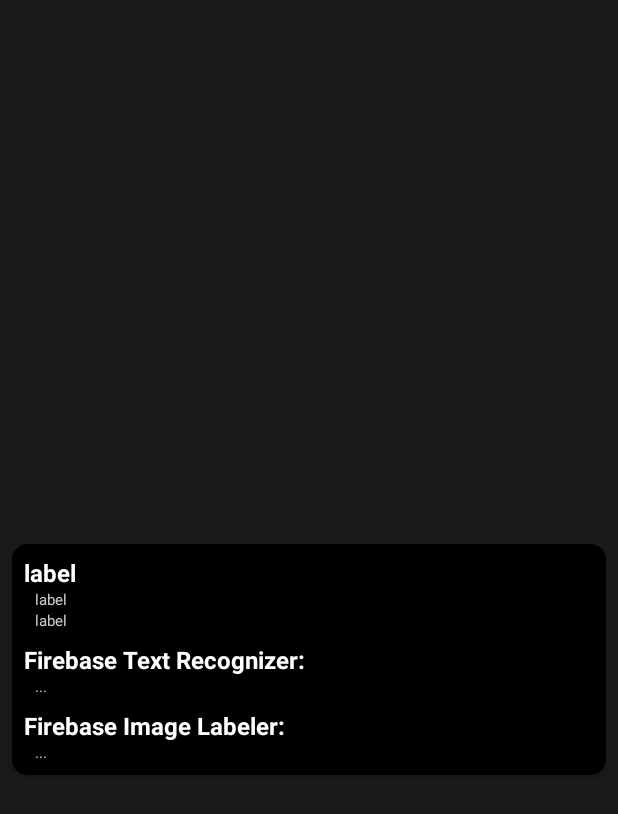
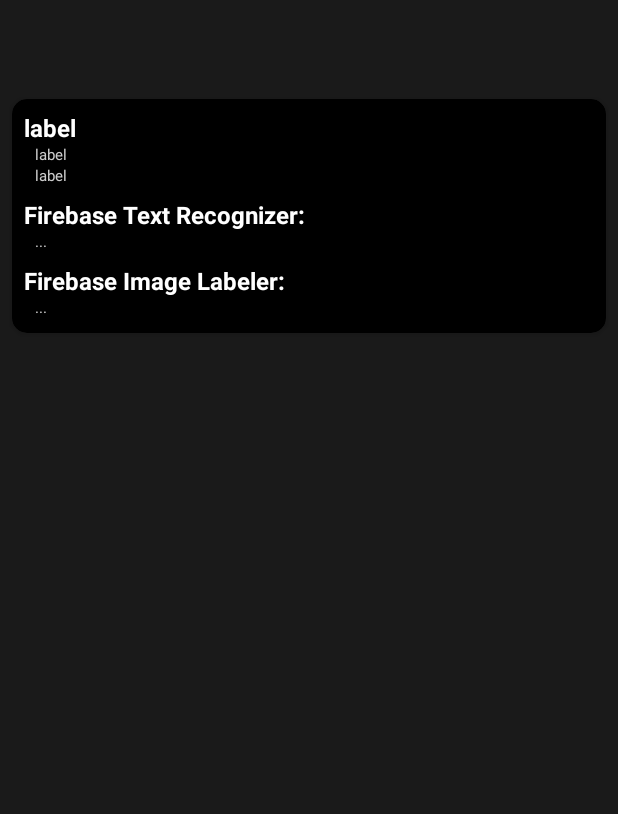
Before and after one commit to pablo-campos/flickr-sample, an Android app: the DetailsActivity screen opened directly, with no data from a screen before it, on a phone screen of 412 x 824 dp. Shown: the top 814 px of the screen. Run offline under Robolectric (Android 15) with nearby library versions, the phone set to English and light mode, and no system bars; libraries missing offline, so code that uses them is left out: androidx.palette.graphics, org.apache.commons; pictures from the network do not load; 6 statements that could not run were skipped.

Commit message:
Update: layout enhancement.

```diff
--- a/flickr/src/main/res/layout/activity_details.xml
+++ b/flickr/src/main/res/layout/activity_details.xml
@@ -11,33 +11,32 @@
 
 	<androidx.appcompat.widget.Toolbar
 		android:id="@+id/toolbar"
+		android:layout_width="match_parent"
+		android:layout_height="wrap_content"
 		android:layout_alignParentTop="true"
-		android:minHeight="?attr/actionBarSize"
-		android:layout_width="match_parent"
-		android:layout_height="wrap_content"/>
+		android:minHeight="?attr/actionBarSize"/>
 
-	<RelativeLayout
-		android:layout_below="@id/toolbar"
+	<ScrollView
 		android:layout_width="match_parent"
 		android:layout_height="match_parent"
+		android:layout_below="@id/toolbar"
 		android:animateLayoutChanges="true">
 
 		<androidx.cardview.widget.CardView
 			android:id="@+id/card_view"
-			android:background="#000000"
-			android:layout_centerVertical="true"
-			android:transitionName="feed_image"
 			android:layout_width="match_parent"
 			android:layout_height="wrap_content"
+			android:layout_marginStart="@dimen/medium_margin"
+			android:layout_marginTop="@dimen/large_margin"
+			android:layout_marginEnd="@dimen/medium_margin"
+			android:layout_marginBottom="@dimen/large_margin"
+			android:animateLayoutChanges="true"
+			android:background="#000000"
+			android:foreground="?android:attr/selectableItemBackground"
+			android:transitionName="feed_image"
+			app:cardBackgroundColor="@android:color/black"
 			app:cardCornerRadius="@dimen/card_radius"
-			android:layout_marginTop="@dimen/large_margin"
-			android:layout_marginBottom="@dimen/large_margin"
-			android:layout_marginStart="@dimen/medium_margin"
-			android:layout_marginEnd="@dimen/medium_margin"
-			android:foreground="?android:attr/selectableItemBackground"
-			app:cardPreventCornerOverlap="false"
-			app:cardBackgroundColor="@android:color/black"
-			android:animateLayoutChanges="true">
+			app:cardPreventCornerOverlap="false">
 
 			<RelativeLayout
 				android:layout_width="match_parent"
@@ -46,130 +45,124 @@
 
 				<ImageView
 					android:id="@+id/feed_image"
-					android:background="#000000"
 					android:layout_width="match_parent"
 					android:layout_height="wrap_content"
-					android:scaleType="fitXY"
 					android:adjustViewBounds="true"
-					android:animateLayoutChanges="false"/>
+					android:animateLayoutChanges="false"
+					android:background="#000000"
+					android:scaleType="fitXY"/>
 
-				<LinearLayout
-					android:layout_alignBottom="@id/feed_image"
+				<TextView
+					android:id="@+id/feed_title"
 					android:layout_width="match_parent"
 					android:layout_height="wrap_content"
+					android:layout_alignBottom="@id/feed_image"
 					android:background="@drawable/gradient_background"
-					android:padding="@dimen/large_margin">
-
-					<TextView
-						android:id="@+id/feed_title"
-						android:layout_width="wrap_content"
-						android:layout_height="wrap_content"
-						android:textSize="@dimen/large_font_size"
-						tools:text="Label"
-						android:textStyle="bold"
-						android:textColor="@color/feed_title_text_color"/>
-
-				</LinearLayout>
+					android:padding="@dimen/large_margin"
+					android:textColor="@color/feed_title_text_color"
+					android:textSize="@dimen/large_font_size"
+					android:textStyle="bold"
+					tools:text="Label"/>
 
 				<ScrollView
-					android:layout_below="@id/feed_image"
 					android:layout_width="match_parent"
 					android:layout_height="wrap_content"
+					android:layout_below="@id/feed_image"
 					android:animateLayoutChanges="true">
 
 					<LinearLayout
 						android:layout_width="match_parent"
 						android:layout_height="wrap_content"
+						android:animateLayoutChanges="true"
+						android:orientation="vertical"
 						android:paddingTop="@dimen/medium_margin"
-						android:paddingBottom="@dimen/medium_margin"
-						android:orientation="vertical"
-						android:animateLayoutChanges="true">
+						android:paddingBottom="@dimen/large_margin">
 
 						<TextView
 							android:id="@+id/feed_author"
 							android:layout_width="wrap_content"
 							android:layout_height="wrap_content"
-							android:textSize="@dimen/medium_font_size"
 							android:layout_marginStart="@dimen/medium_margin"
 							android:layout_marginEnd="@dimen/medium_margin"
+							android:text="label"
 							android:textColor="@color/feed_title_text_color"
-							android:textStyle="bold"
-							android:text="label"/>
+							android:textSize="@dimen/medium_font_size"
+							android:textStyle="bold"/>
 
 						<TextView
 							android:id="@+id/feed_date_taken"
 							android:layout_width="wrap_content"
 							android:layout_height="wrap_content"
-							android:textSize="@dimen/xsmall_font_size"
 							android:layout_marginStart="@dimen/xlarge_margin"
 							android:layout_marginEnd="@dimen/medium_margin"
+							android:text="label"
 							android:textColor="@color/feed_title_text_color"
-							android:text="label"/>
+							android:textSize="@dimen/xsmall_font_size"/>
 
 						<TextView
 							android:id="@+id/feed_date_published"
 							android:layout_width="wrap_content"
 							android:layout_height="wrap_content"
-							android:textSize="@dimen/xsmall_font_size"
 							android:layout_marginStart="@dimen/xlarge_margin"
 							android:layout_marginEnd="@dimen/medium_margin"
+							android:text="label"
 							android:textColor="@color/feed_title_text_color"
-							android:text="label"/>
+							android:textSize="@dimen/xsmall_font_size"/>
 
 						<TextView
 							android:id="@+id/firebase_text_recognizer"
 							android:layout_width="wrap_content"
 							android:layout_height="wrap_content"
+							android:layout_marginStart="@dimen/medium_margin"
+							android:layout_marginTop="@dimen/medium_margin"
+							android:layout_marginEnd="@dimen/medium_margin"
+							android:text="..."
+							android:textColor="@color/feed_title_text_color"
 							android:textSize="@dimen/medium_font_size"
-							android:layout_marginTop="@dimen/medium_margin"
-							android:layout_marginStart="@dimen/medium_margin"
-							android:layout_marginEnd="@dimen/medium_margin"
-							android:textColor="@color/feed_title_text_color"
-							android:textStyle="bold"
-							android:text="..."/>
+							android:textStyle="bold"/>
 
 						<TextView
 							android:id="@+id/firebase_text_recognizer_value"
 							android:layout_width="wrap_content"
 							android:layout_height="wrap_content"
-							android:textSize="@dimen/xsmall_font_size"
 							android:layout_marginStart="@dimen/xlarge_margin"
 							android:layout_marginEnd="@dimen/medium_margin"
+							android:text="..."
 							android:textColor="@color/feed_title_text_color"
-							android:text="..."/>
+							android:textSize="@dimen/xsmall_font_size"/>
 
 						<TextView
 							android:id="@+id/firebase_label_image"
 							android:layout_width="wrap_content"
 							android:layout_height="wrap_content"
+							android:layout_marginStart="@dimen/medium_margin"
+							android:layout_marginTop="@dimen/medium_margin"
+							android:layout_marginEnd="@dimen/medium_margin"
+							android:text="..."
+							android:textColor="@color/feed_title_text_color"
 							android:textSize="@dimen/medium_font_size"
-							android:layout_marginTop="@dimen/medium_margin"
-							android:layout_marginStart="@dimen/medium_margin"
-							android:layout_marginEnd="@dimen/medium_margin"
-							android:textColor="@color/feed_title_text_color"
-							android:textStyle="bold"
-							android:text="..."/>
+							android:textStyle="bold"/>
 
 						<TextView
 							android:id="@+id/firebase_label_image_value"
 							android:layout_width="wrap_content"
 							android:layout_height="wrap_content"
-							android:textSize="@dimen/xsmall_font_size"
 							android:layout_marginStart="@dimen/xlarge_margin"
 							android:layout_marginEnd="@dimen/medium_margin"
+							android:text="..."
 							android:textColor="@color/feed_title_text_color"
-							android:text="..."/>
+							android:textSize="@dimen/xsmall_font_size"/>
 
 						<TextView
 							android:id="@+id/feed_tags_label"
-							android:textSize="@dimen/medium_font_size"
 							android:layout_width="wrap_content"
 							android:layout_height="wrap_content"
-							android:textColor="@color/feed_title_text_color"
 							android:layout_margin="@dimen/medium_margin"
 							android:layout_marginBottom="0dp"
-							android:textStyle="bold"
-							android:text="label"/>
+							android:text="label"
+							android:textColor="@color/feed_title_text_color"
+							android:textSize="@dimen/medium_font_size"
+							android:textStyle="bold"/>
 
 						<com.google.android.material.chip.ChipGroup
 							android:id="@+id/chip_group"
@@ -186,6 +179,6 @@
 
 		</androidx.cardview.widget.CardView>
 
-	</RelativeLayout>
+	</ScrollView>
 
 </RelativeLayout>
--- a/flickr/src/main/res/values/styles.xml
+++ b/flickr/src/main/res/values/styles.xml
@@ -38,6 +38,9 @@
 		<item name="android:windowSharedElementEnterTransition">@transition/move</item>
 		<item name="android:windowSharedElementExitTransition">@transition/move</item>
 
+		<item name="android:windowTranslucentNavigation">true</item>
+		<item name="android:fitsSystemWindows">true</item>
+
 	</style>
 
 </resources>
```
